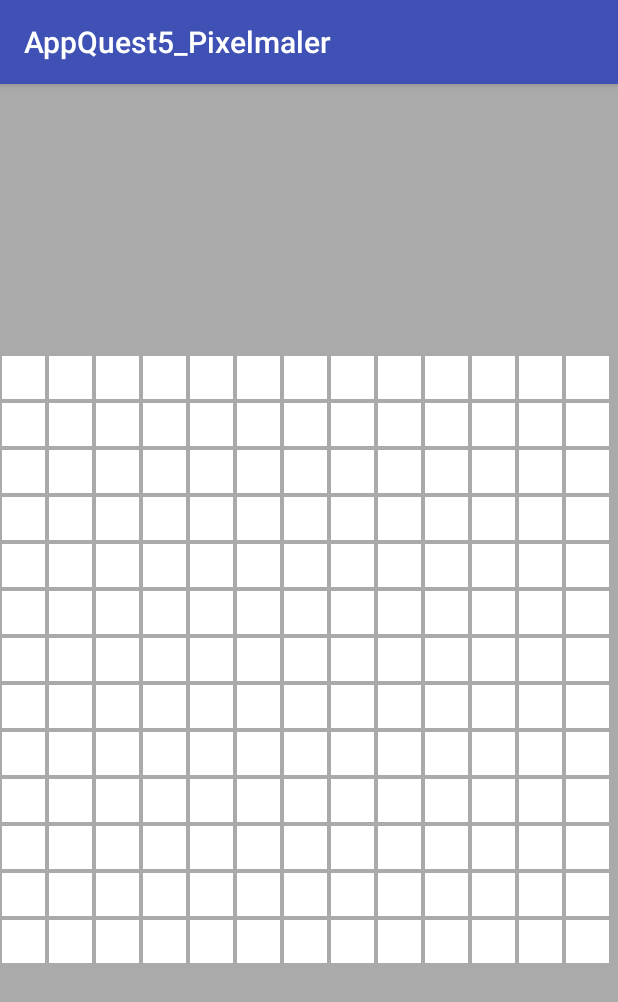
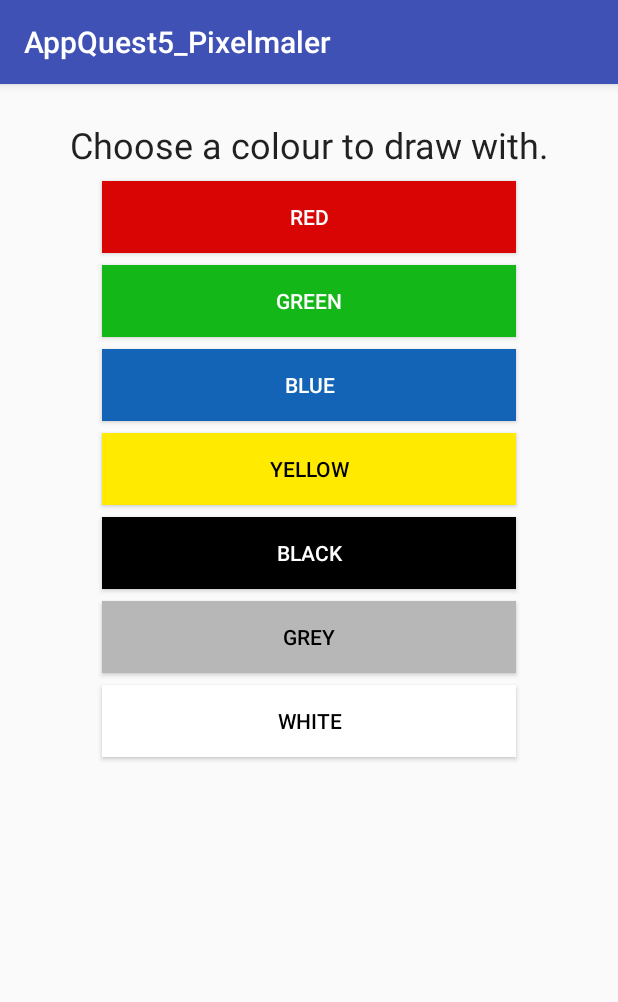
Before and after one commit to RaphaelHaenni/AppQuestIndianaPhones, an Android app: the screen it shows after launch (MainActivity before the commit, ColorPicker after it), on a phone screen of 412 x 824 dp. Shown: the top 1002 px of the screen. Run offline under Robolectric (Android 15) with nearby library versions, the phone set to English and light mode, and no system bars.

Commit message:
ColorPicker included

```diff
--- a/App5/AppQuest5_Pixelmaler/app/src/main/java/ch/appquest/indiana_phones/appquest5_pixelmaler/ColorPicker.java
+++ b/App5/AppQuest5_Pixelmaler/app/src/main/java/ch/appquest/indiana_phones/appquest5_pixelmaler/ColorPicker.java
@@ -1,8 +1,13 @@
 package ch.appquest.indiana_phones.appquest5_pixelmaler;
 
+import android.content.Intent;
 import android.graphics.Color;
+import android.graphics.drawable.ColorDrawable;
+import android.graphics.drawable.PaintDrawable;
 import android.support.v7.app.AppCompatActivity;
 import android.os.Bundle;
+import android.util.Log;
+import android.view.View;
 
 public class ColorPicker extends AppCompatActivity {
 
@@ -10,8 +15,15 @@ public class ColorPicker extends AppCompatActivity {
     protected void onCreate(Bundle savedInstanceState) {
         super.onCreate(savedInstanceState);
         setContentView(R.layout.activity_color_picker);
+    }
 
-        //Todo
-        //MainActivity.color = new Color();
+    public void chooseColour(View view) {
+        String colourStr = view.getTag().toString();
+        Log.e("CLICKED", colourStr );
+        MainActivity.color = colourStr;
+
+        Intent intent = new Intent();
+        setResult(RESULT_OK,intent );
+        finish();
     }
 }
--- a/App5/AppQuest5_Pixelmaler/app/src/main/java/ch/appquest/indiana_phones/appquest5_pixelmaler/MainActivity.java
+++ b/App5/AppQuest5_Pixelmaler/app/src/main/java/ch/appquest/indiana_phones/appquest5_pixelmaler/MainActivity.java
@@ -1,5 +1,6 @@
 package ch.appquest.indiana_phones.appquest5_pixelmaler;
 
+import android.content.Intent;
 import android.graphics.Color;
 import android.graphics.Point;
 import android.media.Image;
@@ -10,6 +11,7 @@ import android.view.Display;
 import android.view.DragEvent;
 import android.view.MotionEvent;
 import android.view.View;
+import android.widget.Button;
 import android.widget.GridLayout;
 import android.widget.ImageView;
 
@@ -17,19 +19,16 @@ import java.util.List;
 
 public class MainActivity extends AppCompatActivity {
 
-    public static Color color;
+    public static String color;
     private ImageView[][] rpixels;
 
     @Override
     protected void onCreate(Bundle savedInstanceState) {
         super.onCreate(savedInstanceState);
         setContentView(R.layout.activity_main);
-        color = new Color();
-        color.alpha(255);
-        color.red(255);
-        color.green(0);
-        color.blue(0);
 
+        Intent inti = new Intent(MainActivity.this, ColorPicker.class);
+        startActivity(inti);
 
         rpixels = new ImageView[13][13];
 
@@ -65,13 +64,15 @@ public class MainActivity extends AppCompatActivity {
                 view.setOnClickListener(new View.OnClickListener() {
                     @Override
                     public void onClick(View view) {
-                        view.setBackgroundColor(Color.parseColor("#FFD7D7D7"));
-                        view.setTag("#FFD7D7D7");
+                        view.setBackgroundColor(Color.parseColor(color));
+                        view.setTag(color);
                     }
                 });
                 rpixels[x][y] = view;
                 grid.addView(view);
             }
         }
+
+        //Button btn = new Button();
     }
 }
--- a/App5/AppQuest5_Pixelmaler/app/src/main/res/layout/activity_color_picker.xml
+++ b/App5/AppQuest5_Pixelmaler/app/src/main/res/layout/activity_color_picker.xml
@@ -6,4 +6,136 @@
     android:layout_height="match_parent"
     tools:context="ch.appquest.indiana_phones.appquest5_pixelmaler.ColorPicker">
 
+    <TextView
+        android:id="@+id/txtTitle"
+        android:layout_width="wrap_content"
+        android:layout_height="wrap_content"
+        android:layout_marginEnd="8dp"
+        android:layout_marginStart="8dp"
+        android:layout_marginTop="24dp"
+        android:onClick="chooseColour"
+        android:text="Choose a colour to draw with."
+        android:textAppearance="@style/TextAppearance.AppCompat.Headline"
+        app:layout_constraintEnd_toEndOf="parent"
+        app:layout_constraintStart_toStartOf="parent"
+        app:layout_constraintTop_toTopOf="parent" />
+
+    <Button
+        android:id="@+id/btnRed"
+        android:layout_width="276dp"
+        android:layout_height="wrap_content"
+        android:layout_marginEnd="8dp"
+        android:layout_marginStart="8dp"
+        android:layout_marginTop="8dp"
+        android:background="#FFD90505"
+        android:tag="#FFD90505"
+        android:text="Red"
+        android:textAppearance="@style/TextAppearance.AppCompat.Button"
+        android:textColor="#fff"
+        android:onClick="chooseColour"
+        app:layout_constraintEnd_toEndOf="parent"
+        app:layout_constraintStart_toStartOf="parent"
+        app:layout_constraintTop_toBottomOf="@+id/txtTitle" />
+
+    <Button
+        android:id="@+id/btnGreen"
+        android:layout_width="276dp"
+        android:layout_height="wrap_content"
+        android:layout_marginEnd="8dp"
+        android:layout_marginStart="8dp"
+        android:layout_marginTop="8dp"
+        android:background="#FF13B717"
+        android:tag="#FF13B717"
+        android:text="Green"
+        android:textAppearance="@style/TextAppearance.AppCompat.Button"
+        android:textColor="#fff"
+        android:onClick="chooseColour"
+        app:layout_constraintEnd_toEndOf="parent"
+        app:layout_constraintStart_toStartOf="parent"
+        app:layout_constraintTop_toBottomOf="@+id/btnRed" />
+
+    <Button
+        android:id="@+id/btnBlue"
+        android:layout_width="276dp"
+        android:layout_height="wrap_content"
+        android:layout_marginEnd="8dp"
+        android:layout_marginStart="8dp"
+        android:layout_marginTop="8dp"
+        android:background="#FF1364B7"
+        android:tag="#FF1364B7"
+        android:text="Blue"
+        android:textAppearance="@style/TextAppearance.AppCompat.Button"
+        android:textColor="#fff"
+        android:onClick="chooseColour"
+        app:layout_constraintEnd_toEndOf="parent"
+        app:layout_constraintStart_toStartOf="parent"
+        app:layout_constraintTop_toBottomOf="@+id/btnGreen" />
+
+    <Button
+        android:id="@+id/btnYellow"
+        android:layout_width="276dp"
+        android:layout_height="wrap_content"
+        android:layout_marginEnd="8dp"
+        android:layout_marginStart="8dp"
+        android:layout_marginTop="8dp"
+        android:background="#FFFFEA00"
+        android:tag="#FFFFEA00"
+        android:text="Yellow"
+        android:textAppearance="@style/TextAppearance.AppCompat.Button"
+        android:textColor="#000"
+        android:onClick="chooseColour"
+        app:layout_constraintEnd_toEndOf="parent"
+        app:layout_constraintStart_toStartOf="parent"
+        app:layout_constraintTop_toBottomOf="@+id/btnBlue" />
+
+    <Button
+        android:id="@+id/btnBlack"
+        android:layout_width="276dp"
+        android:layout_height="wrap_content"
+        android:layout_marginEnd="8dp"
+        android:layout_marginStart="8dp"
+        android:layout_marginTop="8dp"
+        android:background="#ff000000"
+        android:tag="#FF000000"
+        android:text="Black"
+        android:textAppearance="@style/TextAppearance.AppCompat.Button"
+        android:textColor="#FFF"
+        android:onClick="chooseColour"
+        app:layout_constraintEnd_toEndOf="parent"
+        app:layout_constraintStart_toStartOf="parent"
+        app:layout_constraintTop_toBottomOf="@+id/btnYellow" />
+
+    <Button
+        android:id="@+id/btnGrey"
+        android:layout_width="276dp"
+        android:layout_height="wrap_content"
+        android:layout_marginEnd="8dp"
+        android:layout_marginStart="8dp"
+        android:layout_marginTop="8dp"
+        android:background="#FFB7B7B7"
+        android:tag="#FFB7B7B7"
+        android:text="Grey"
+        android:textAppearance="@style/TextAppearance.AppCompat.Button"
+        android:textColor="#000"
+        android:onClick="chooseColour"
+        app:layout_constraintEnd_toEndOf="parent"
+        app:layout_constraintStart_toStartOf="parent"
+        app:layout_constraintTop_toBottomOf="@+id/btnBlack" />
+
+    <Button
+        android:id="@+id/btnWhite"
+        android:layout_width="276dp"
+        android:layout_height="wrap_content"
+        android:layout_marginEnd="8dp"
+        android:layout_marginStart="8dp"
+        android:layout_marginTop="8dp"
+        android:background="#FFFFFFFF"
+        android:tag="#FFFFFFFF"
+        android:text="White"
+        android:textAppearance="@style/TextAppearance.AppCompat.Button"
+        android:textColor="#000"
+        android:onClick="chooseColour"
+        app:layout_constraintEnd_toEndOf="parent"
+        app:layout_constraintStart_toStartOf="parent"
+        app:layout_constraintTop_toBottomOf="@+id/btnGrey" />
 </android.support.constraint.ConstraintLayout>
--- a/App5/AppQuest5_Pixelmaler/app/src/main/res/layout/activity_main.xml
+++ b/App5/AppQuest5_Pixelmaler/app/src/main/res/layout/activity_main.xml
@@ -27,4 +27,5 @@
             android:background="@color/colorAccent"
             android:scaleType="fitXY" />-->
     </GridLayout>
+
 </ScrollView>
```
Also changed, not shown: 20 other files.
